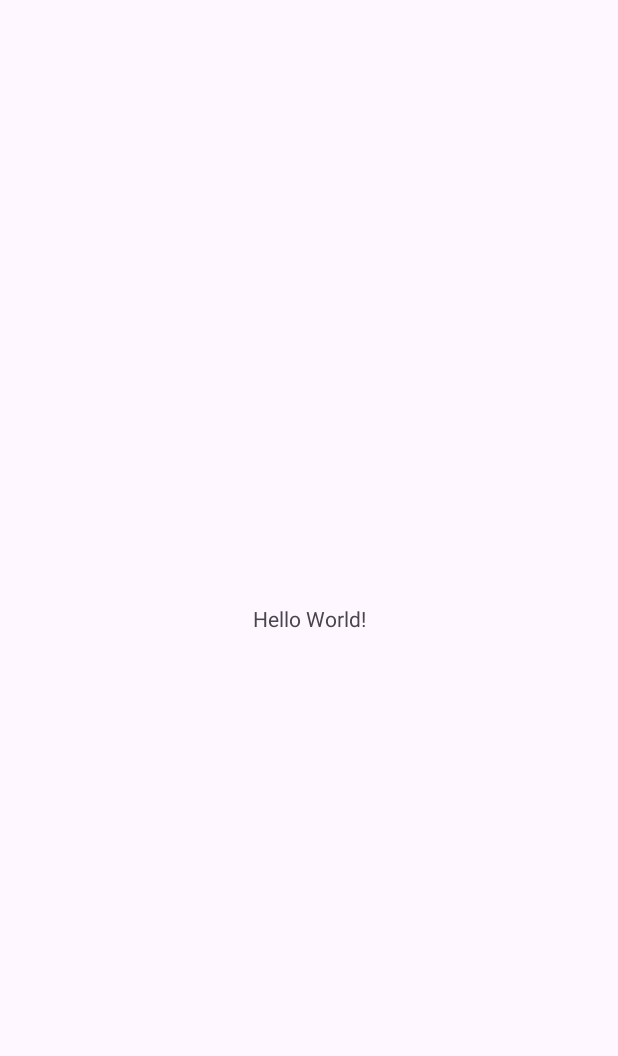
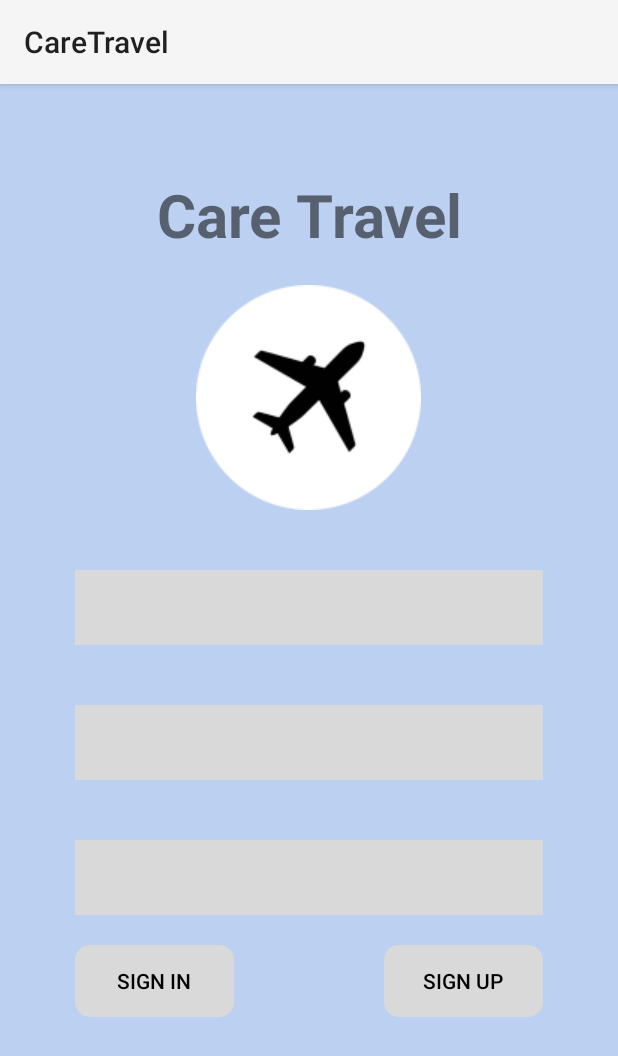
Before and after one commit to CareTravel/CareTravel, an Android app: the screen it shows after launch (MainActivity), on a phone screen of 412 x 824 dp. Before the commit the part shown is almost empty. Shown: the top 1056 px of the screen. Run offline under Robolectric (Android 15) with nearby library versions, the phone set to English and light mode, and no system bars.

Commit message:
버튼 만듦

```diff
--- /dev/null
+++ b/app/src/main/res/drawable/sign.xml
@@ -0,0 +1,6 @@
+<?xml version="1.0" encoding="utf-8"?>
+<shape xmlns:android="http://schemas.android.com/apk/res/android">
+    <corners
+        android:radius="10dp" />
+    <solid android:color="#D9D9D9" />
+</shape>
--- a/app/src/main/res/layout/activity_main.xml
+++ b/app/src/main/res/layout/activity_main.xml
@@ -4,15 +4,101 @@
     xmlns:tools="http://schemas.android.com/tools"
     android:layout_width="match_parent"
     android:layout_height="match_parent"
-    tools:context=".MainActivity">
+    tools:context=".MainActivity"
+    android:background="#BCD1F1">
 
-    <TextView
-        android:layout_width="wrap_content"
+
+
+    <LinearLayout
+        android:layout_width="match_parent"
         android:layout_height="wrap_content"
-        android:text="Hello World!"
-        app:layout_constraintBottom_toBottomOf="parent"
-        app:layout_constraintEnd_toEndOf="parent"
-        app:layout_constraintStart_toStartOf="parent"
-        app:layout_constraintTop_toTopOf="parent" />
+        android:orientation="vertical"
+        app:layout_constraintTop_toTopOf="parent">
+
+        <TextView
+            android:id="@+id/login"
+            android:layout_width="match_parent"
+            android:layout_height="wrap_content"
+            android:text="Care Travel"
+            android:textStyle="bold"
+            android:textSize="40dp"
+            android:layout_marginTop="60dp"
+            android:textAlignment="center">
+        </TextView>
+
+        <ImageView
+            android:layout_width="wrap_content"
+            android:layout_height="wrap_content"
+            android:src="@drawable/plane"
+            android:layout_gravity="center"
+            android:layout_marginTop="20dp">
+        </ImageView>
+
+        <TextView
+            android:id="@+id/email"
+            android:layout_width="match_parent"
+            android:layout_height="50dp"
+            android:layout_marginHorizontal="50dp"
+            android:layout_gravity="center"
+            android:background="#D9D9D9"
+            android:layout_marginTop="40dp">
+        </TextView>
+
+        <TextView
+            android:layout_width="match_parent"
+            android:layout_height="50dp"
+            android:layout_marginHorizontal="50dp"
+            android:layout_gravity="center"
+            android:background="#D9D9D9"
+            android:layout_marginTop="40dp">
+        </TextView>
+
+        <TextView
+            android:id="@+id/password"
+            android:layout_width="match_parent"
+            android:layout_height="50dp"
+            android:layout_marginHorizontal="50dp"
+            android:layout_gravity="center"
+            android:background="#D9D9D9"
+            android:layout_marginTop="40dp">
+        </TextView>
+
+        <LinearLayout
+            android:layout_width="match_parent"
+            android:layout_height="wrap_content"
+            android:orientation="horizontal">
+
+            <Button
+                android:layout_width="150dp"
+                android:layout_height="wrap_content"
+                android:layout_marginHorizontal="50dp"
+                android:layout_marginTop="20dp"
+                android:text="Sign in"
+                style="?android:attr/borderlessButtonStyle"
+                android:layout_weight="1"
+                android:background="@drawable/sign"
+                android:textColor="@color/black">
+
+            </Button>
+
+            <Button
+                style="?android:attr/borderlessButtonStyle"
+                android:layout_width="150dp"
+                android:layout_height="wrap_content"
+                android:layout_marginHorizontal="50dp"
+                android:layout_marginTop="20dp"
+                android:text="Sign up"
+                android:layout_weight="1"
+                android:background="@drawable/sign"
+                android:textColor="@color/black">
+
+            </Button>
+
+
+
+        </LinearLayout>
+    </LinearLayout>
+
+
 
 </androidx.constraintlayout.widget.ConstraintLayout>
--- a/app/src/main/res/values/themes.xml
+++ b/app/src/main/res/values/themes.xml
@@ -1,6 +1,6 @@
 <resources xmlns:tools="http://schemas.android.com/tools">
     <!-- Base application theme. -->
-    <style name="Base.Theme.CareTravel" parent="Theme.Material3.DayNight.NoActionBar">
+    <style name="Base.Theme.CareTravel" parent="Theme.AppCompat.Light">
         <!-- Customize your light theme here. -->
         <!-- <item name="colorPrimary">@color/my_light_primary</item> -->
     </style>
```
Also changed, not shown: app/src/main/res/drawable/plane.png (added).
